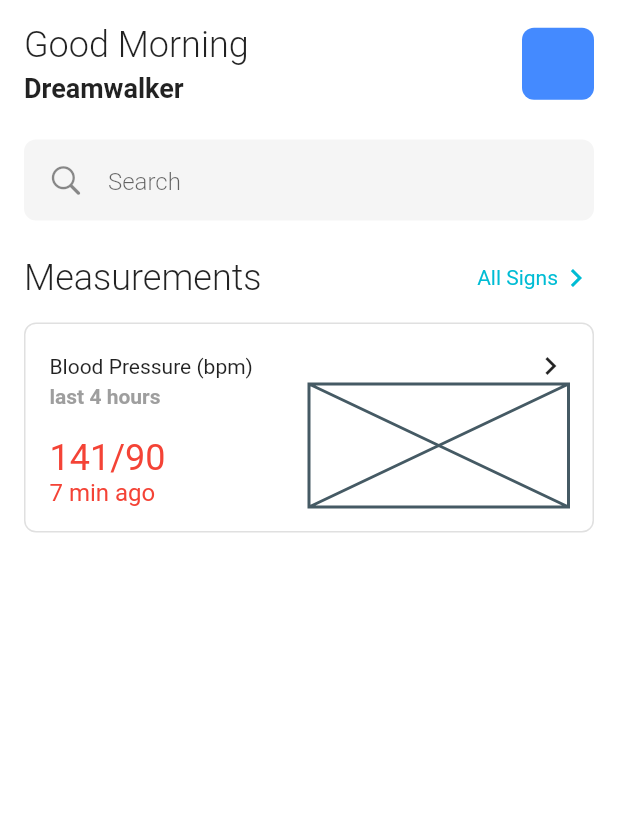
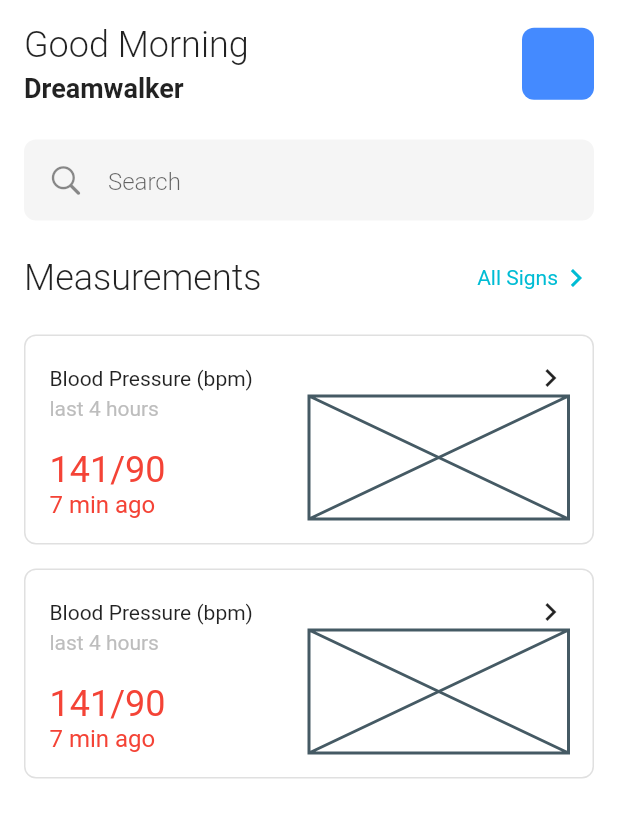
Before and after one commit to JAICHANGPARK/flutter_notebook_19th_story, a Flutter app: the screen it shows after launch, on a phone screen of 412 x 824 dp. Shown: the top 818 px of the screen. Run offline on Flutter 3.47's test engine with Material 2 defaults, Android fonts, the phone set to English and light mode, and no system bars; our stand-ins replace cached_network_image, countup, fl_chart, flutter_riverpod, freezed_annotation, smooth_page_indicator and 1 more.

Commit message:
Update monitoring_main_page.dart

```diff
--- a/lib/ep1127_patient_monitoring_app/src/ui/monitoring_main_page.dart
+++ b/lib/ep1127_patient_monitoring_app/src/ui/monitoring_main_page.dart
@@ -105,14 +105,17 @@ class _MonitoringMainPageState extends State<MonitoringMainPage> {
                     padding: const EdgeInsets.only(top: 16),
                     child: Column(
                       children: [
-                        Container(
+                        Padding(
+                          padding: const EdgeInsets.symmetric(vertical: 8),
+                          child: Container(
                             height: 140,
                             decoration: BoxDecoration(
+                              borderRadius: BorderRadius.circular(8),
                               border: Border.all(
                                 color: Colors.grey[300]!,
                               ),
-                              borderRadius: BorderRadius.circular(8)),
-                          padding: EdgeInsets.all(16),
+                            ),
+                            padding: const EdgeInsets.all(16),
                             child: Column(
                               children: [
                                 Row(
@@ -128,23 +131,23 @@ class _MonitoringMainPageState extends State<MonitoringMainPage> {
                                       Expanded(
                                         child: Column(
                                           crossAxisAlignment: CrossAxisAlignment.start,
-                                        children: const [
+                                          children: [
                                             Text(
                                               "last 4 hours",
                                               style: TextStyle(
-                                              color: Colors.grey,
-                                              fontWeight: FontWeight.bold,
+                                                color: Colors.grey[400],
+                                                fontWeight: FontWeight.normal,
                                               ),
                                             ),
-                                          Spacer(),
-                                          Text(
+                                            const Spacer(),
+                                            const Text(
                                               "141/90",
                                               style: TextStyle(
                                                 color: Colors.red,
                                                 fontSize: 24,
                                               ),
                                             ),
-                                          Text(
+                                            const Text(
                                               "7 min ago",
                                               style: TextStyle(
                                                 color: Colors.red,
@@ -154,13 +157,75 @@ class _MonitoringMainPageState extends State<MonitoringMainPage> {
                                           ],
                                         ),
                                       ),
-                                    Expanded(
+                                      const Expanded(
                                         child: Placeholder(),
                                       ),
                                     ],
                                   ),
                                 ),
                               ],
+                            ),
+                          ),
+                        ),
+                        Padding(
+                          padding: const EdgeInsets.symmetric(vertical: 8),
+                          child: Container(
+                            height: 140,
+                            decoration: BoxDecoration(
+                                border: Border.all(
+                                  color: Colors.grey[300]!,
+                                ),
+                                borderRadius: BorderRadius.circular(8)),
+                            padding: const EdgeInsets.all(16),
+                            child: Column(
+                              children: [
+                                Row(
+                                  mainAxisAlignment: MainAxisAlignment.spaceBetween,
+                                  children: const [
+                                    Text("Blood Pressure (bpm)"),
+                                    Icon(Icons.keyboard_arrow_right),
+                                  ],
+                                ),
+                                Expanded(
+                                  child: Row(
+                                    children: [
+                                      Expanded(
+                                        child: Column(
+                                          crossAxisAlignment: CrossAxisAlignment.start,
+                                          children: [
+                                            Text(
+                                              "last 4 hours",
+                                              style: TextStyle(
+                                                color: Colors.grey[400],
+                                                fontWeight: FontWeight.normal,
+                                              ),
+                                            ),
+                                            const Spacer(),
+                                            const Text(
+                                              "141/90",
+                                              style: TextStyle(
+                                                color: Colors.red,
+                                                fontSize: 24,
+                                              ),
+                                            ),
+                                            const Text(
+                                              "7 min ago",
+                                              style: TextStyle(
+                                                color: Colors.red,
+                                                fontSize: 16,
+                                              ),
+                                            ),
+                                          ],
+                                        ),
+                                      ),
+                                      const Expanded(
+                                        child: Placeholder(),
+                                      ),
+                                    ],
+                                  ),
+                                ),
+                              ],
+                            ),
                           ),
                         )
                       ],
```
Lines whose indentation alone changed are shown as unchanged.
